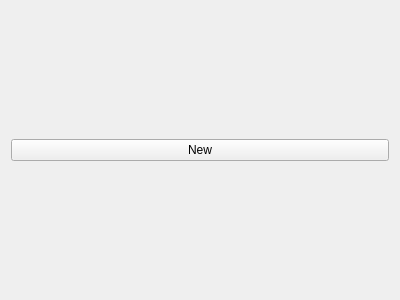
Qt form src/brickv/plugin_system/plugins/red/ui/red_tab_program.ui (Tinkerforge/brickv) before a commit.
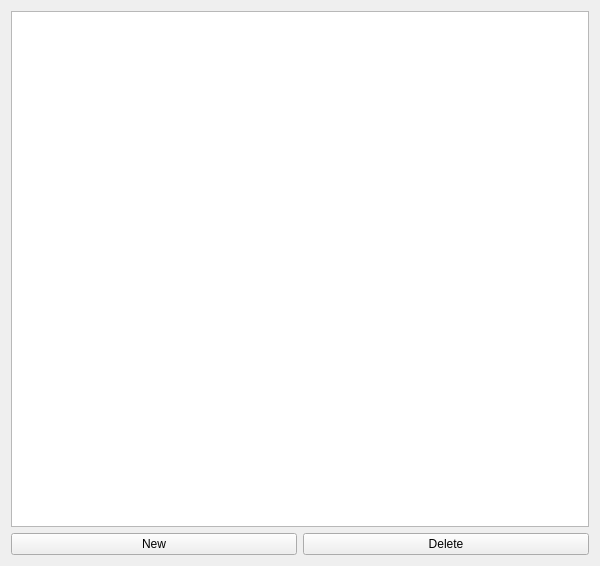
The same form after that commit.

Patch:
```diff
--- a/src/brickv/plugin_system/plugins/red/ui/red_tab_program.ui
+++ b/src/brickv/plugin_system/plugins/red/ui/red_tab_program.ui
@@ -6,20 +6,34 @@
    <rect>
     <x>0</x>
     <y>0</y>
-    <width>400</width>
-    <height>300</height>
+    <width>600</width>
+    <height>566</height>
    </rect>
   </property>
   <property name="windowTitle">
    <string>REDTabProgram</string>
   </property>
-  <layout class="QHBoxLayout" name="horizontalLayout">
+  <layout class="QVBoxLayout" name="verticalLayout">
    <item>
+    <layout class="QGridLayout" name="gridLayout">
+     <item row="0" column="0" colspan="2">
+      <widget class="QListWidget" name="list_programs"/>
+     </item>
+     <item row="1" column="1">
+      <widget class="QPushButton" name="button_delete">
+       <property name="text">
+        <string>Delete</string>
+       </property>
+      </widget>
+     </item>
+     <item row="1" column="0">
     <widget class="QPushButton" name="button_new">
      <property name="text">
       <string>New</string>
      </property>
     </widget>
+     </item>
+    </layout>
    </item>
   </layout>
  </widget>
```
Lines whose indentation alone changed are shown as unchanged.
